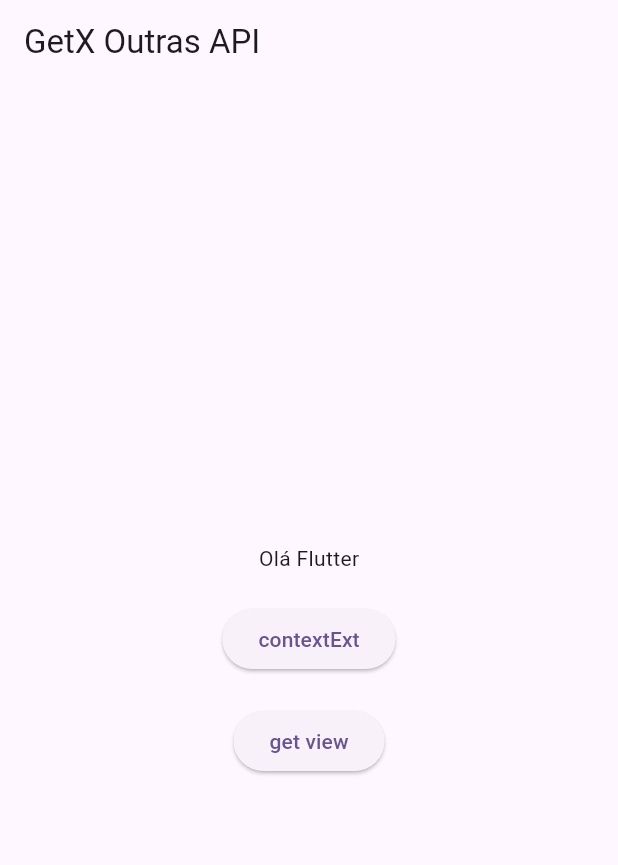
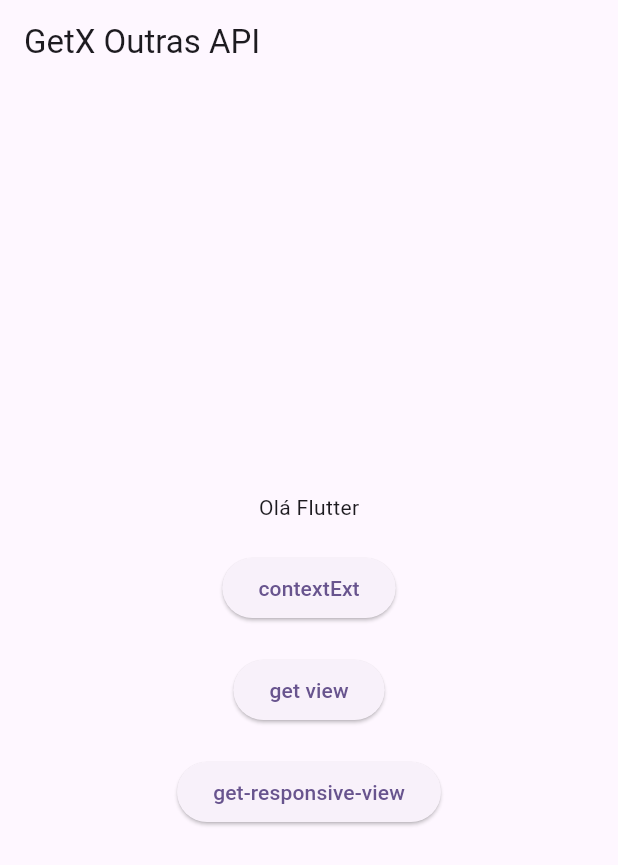
Before and after one commit to gilvancosta/GetX-UI-Utils, a Flutter app: the screen it shows after launch, on a phone screen of 412 x 824 dp. Shown: the top 865 px of the screen. Run offline on Flutter 3.47's test engine with Material 2 defaults, Android fonts, the light colour scheme and no system bars; our stand-ins replace get.

Commit message:
Working with GetResponsiveView

```diff
--- a/lib/src/app.dart
+++ b/lib/src/app.dart
@@ -4,6 +4,8 @@
 
 import "../main.dart";
 import "ui/pages/context_ext/context_ext_page.dart";
+import "ui/pages/get_responsive_view/controller/get_responsive_view_controller.dart";
+import "ui/pages/get_responsive_view/get_responsive_view_page.dart";
 import "ui/pages/get_view/controller/get_view_controller.dart";
 import 'ui/pages/home/home_page.dart';
 
@@ -32,6 +34,13 @@
           }),
           page: () => const GetViewPage(),
         ),
+        GetPage(
+          name: "/get-responsive-view",
+          binding: BindingsBuilder(() {
+            Get.lazyPut(() => GetResponsiveViewController());
+          }),
+          page: () => GetResponsiveViewPage(),
+        ),
       ],
     );
   }
--- /dev/null
+++ b/lib/src/ui/pages/get_responsive_view/controller/get_responsive_view_controller.dart
@@ -0,0 +1,17 @@
+// ignore_for_file: public_member_api_docs, sort_constructors_first
+import 'package:get/get.dart';
+
+class GetResponsiveViewController extends GetxController {
+  var name = 'João Batista'.obs;
+
+  @override
+  void onReady() {
+    super.onReady();
+    // ignore: avoid_print
+    print("GetViewController onReady");
+  }
+
+  void setName(String value) => name.value = value;
+
+  String getName() => name.value;
+}
--- a/lib/src/ui/pages/home/home_page.dart
+++ b/lib/src/ui/pages/home/home_page.dart
@@ -30,6 +30,13 @@
             onPressed: () => Get.toNamed("get-view"),
             child: const Text("get view"),
           ),
+          const SizedBox(height: 20),
+          ElevatedButton(
+            onPressed: () => Get.toNamed("get-responsive-view"),
+            child: const Text("get-responsive-view"),
+          ),
+
+
         ],
       )),
     );
```
Also changed, not shown: lib/src/ui/pages/get_responsive_view/get_responsive_view_page.dart (added, +118 -0 lines).
